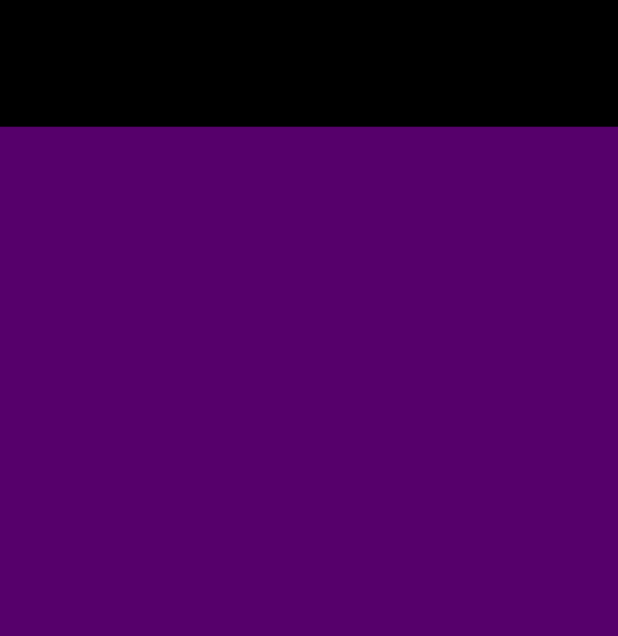
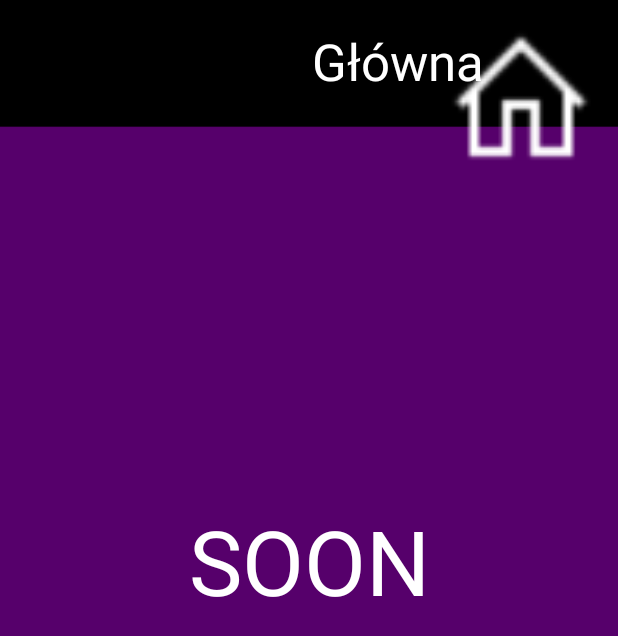
Before and after one commit to LukaszHolowacz/DisClicker, an Android app: the layout settings_activity.xml on its own in the app's theme, with its tools: preview values and no code run, on a phone screen of 412 x 824 dp. Shown: the top 636 px of the screen. Run offline under Robolectric (Android 15) with nearby library versions, the phone set to English and light mode, and no system bars.

Commit message:
Nie działający przycisk ustawień i sklepu

```diff
--- a/app/src/main/res/layout/settings_activity.xml
+++ b/app/src/main/res/layout/settings_activity.xml
@@ -1,7 +1,47 @@
 <?xml version="1.0" encoding="utf-8"?>
 <androidx.constraintlayout.widget.ConstraintLayout xmlns:android="http://schemas.android.com/apk/res/android"
+    xmlns:app="http://schemas.android.com/apk/res-auto"
+    xmlns:tools="http://schemas.android.com/tools"
     android:layout_width="match_parent"
     android:layout_height="match_parent"
     android:background="@drawable/disclicker_bg">
 
+    <TextView
+        android:id="@+id/textView3"
+        android:layout_width="wrap_content"
+        android:layout_height="wrap_content"
+        android:text="SOON"
+        android:textColor="#FFFFFF"
+        android:textSize="60sp"
+        app:layout_constraintBottom_toBottomOf="parent"
+        app:layout_constraintEnd_toEndOf="parent"
+        app:layout_constraintStart_toStartOf="parent"
+        app:layout_constraintTop_toTopOf="parent"
+        app:layout_constraintVertical_bias="0.448" />
+
+    <ImageView
+        android:id="@+id/powrot_settings"
+        android:layout_width="150px"
+        android:layout_height="150px"
+        app:layout_constraintBottom_toBottomOf="parent"
+        app:layout_constraintEnd_toEndOf="parent"
+        app:layout_constraintHorizontal_bias="0.954"
+        app:layout_constraintStart_toStartOf="parent"
+        app:layout_constraintTop_toTopOf="parent"
+        app:layout_constraintVertical_bias="0.023"
+        app:srcCompat="@drawable/powrot" />
+
+    <TextView
+        android:id="@+id/textView2"
+        android:layout_width="wrap_content"
+        android:layout_height="wrap_content"
+        android:text="Główna"
+        android:textColor="#FFFFFF"
+        android:textSize="34sp"
+        app:layout_constraintBottom_toBottomOf="parent"
+        app:layout_constraintEnd_toEndOf="parent"
+        app:layout_constraintHorizontal_bias="0.7"
+        app:layout_constraintStart_toStartOf="parent"
+        app:layout_constraintTop_toTopOf="parent"
+        app:layout_constraintVertical_bias="0.023" />
 </androidx.constraintlayout.widget.ConstraintLayout>
```
Also changed, not shown: app/src/main/java/com/example/disclicker/MainActivity.kt (+9 -0 lines), app/src/main/res/layout/smieszne_ciuszki_activity.xml (+26 -0 lines), app/src/main/res/drawable/done.png (added), app/src/main/res/drawable/powrot.png (added), 2 other files.
